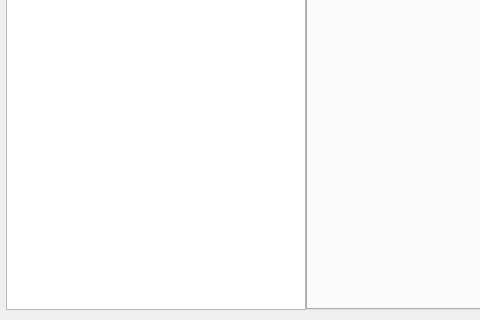
Before: the Qt Designer form db-gui2/dbviewer.ui in hehaowen00/experiments, drawn with Qt 5; both pictures show x 0 to 480 and y 243 to 563 of the 943 by 563 pixel window.
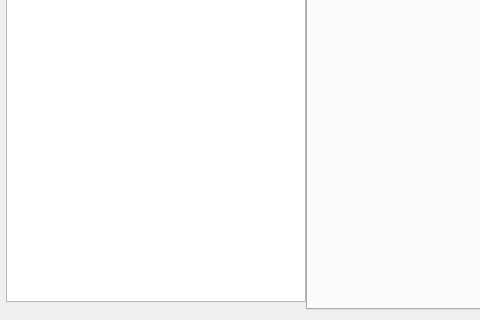
After: the same form once the commit is applied. The open tabs and pages were chosen to show the change.

What changed in the file:
```diff
--- a/db-gui2/dbviewer.ui
+++ b/db-gui2/dbviewer.ui
@@ -51,6 +51,9 @@
        <property name="rightMargin">
         <number>0</number>
        </property>
+       <property name="bottomMargin">
+        <number>8</number>
+       </property>
        <item>
         <layout class="QHBoxLayout" name="horizontalLayout">
          <property name="spacing">
```
Left out of the diff: 32 changed lines with no effect on the pictures.
